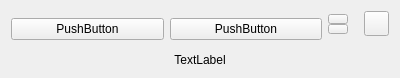
First picture: the form in gui/ui/Effect.ui, repository wulf97/CVVEditor, before the edit.
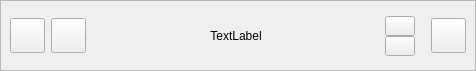
Second picture: the form after the edit. Icons and pictures are not drawn.

Commit message: Add Effect class

```diff
--- a/gui/ui/Effect.ui
+++ b/gui/ui/Effect.ui
@@ -6,49 +6,174 @@
    <rect>
     <x>0</x>
     <y>0</y>
-    <width>400</width>
-    <height>78</height>
+    <width>476</width>
+    <height>71</height>
    </rect>
   </property>
+  <property name="sizePolicy">
+   <sizepolicy hsizetype="Preferred" vsizetype="Fixed">
+    <horstretch>0</horstretch>
+    <verstretch>0</verstretch>
+   </sizepolicy>
+  </property>
+  <property name="minimumSize">
+   <size>
+    <width>0</width>
+    <height>70</height>
+   </size>
+  </property>
+  <property name="maximumSize">
+   <size>
+    <width>16777215</width>
+    <height>71</height>
+   </size>
+  </property>
+  <property name="baseSize">
+   <size>
+    <width>0</width>
+    <height>10</height>
+   </size>
+  </property>
   <property name="windowTitle">
    <string>Form</string>
   </property>
+  <property name="styleSheet">
+   <string notr="true">QFrame#Effect {border 1px solid red; border-radius 2px}</string>
+  </property>
   <layout class="QVBoxLayout" name="verticalLayout">
+   <property name="spacing">
+    <number>1</number>
+   </property>
+   <property name="leftMargin">
+    <number>0</number>
+   </property>
+   <property name="topMargin">
+    <number>0</number>
+   </property>
+   <property name="rightMargin">
+    <number>0</number>
+   </property>
+   <property name="bottomMargin">
+    <number>0</number>
+   </property>
    <item>
-    <layout class="QVBoxLayout" name="verticalLayout_9">
+    <widget class="QScrollArea" name="scrollArea">
+     <property name="widgetResizable">
+      <bool>true</bool>
+     </property>
+     <widget class="QWidget" name="scrollAreaWidgetContents_4">
+      <property name="geometry">
+       <rect>
+        <x>0</x>
+        <y>0</y>
+        <width>474</width>
+        <height>69</height>
+       </rect>
+      </property>
+      <layout class="QVBoxLayout" name="verticalLayout_4">
      <item>
-      <layout class="QHBoxLayout" name="horizontalLayout_2">
+        <layout class="QVBoxLayout" name="verticalLayout_22">
        <item>
-        <layout class="QVBoxLayout" name="verticalLayout_6">
+          <layout class="QHBoxLayout" name="horizontalLayout_6">
+           <item>
+            <layout class="QVBoxLayout" name="verticalLayout_23">
          <property name="spacing">
           <number>0</number>
          </property>
          <item>
-          <widget class="QPushButton" name="pushButton">
+              <widget class="QPushButton" name="viewBtn">
+               <property name="maximumSize">
+                <size>
+                 <width>35</width>
+                 <height>35</height>
+                </size>
+               </property>
            <property name="text">
-            <string>PushButton</string>
+                <string/>
+               </property>
+               <property name="icon">
+                <iconset resource="../../res.qrc">
+                 <normaloff>:/res/img/eye.png</normaloff>:/res/img/eye.png</iconset>
+               </property>
+               <property name="iconSize">
+                <size>
+                 <width>25</width>
+                 <height>25</height>
+                </size>
            </property>
           </widget>
          </item>
         </layout>
        </item>
        <item>
-        <widget class="QPushButton" name="pushButton_2">
+            <widget class="QPushButton" name="settingsBtn">
+             <property name="maximumSize">
+              <size>
+               <width>35</width>
+               <height>35</height>
+              </size>
+             </property>
          <property name="text">
-          <string>PushButton</string>
-         </property>
+              <string/>
+             </property>
+             <property name="icon">
+              <iconset resource="../../res.qrc">
+               <normaloff>:/res/img/settings.png</normaloff>:/res/img/settings.png</iconset>
+             </property>
+             <property name="iconSize">
+              <size>
+               <width>25</width>
+               <height>25</height>
+              </size>
+             </property>
         </widget>
        </item>
        <item>
-        <layout class="QHBoxLayout" name="horizontalLayout_8">
+            <spacer name="horizontalSpacer_2">
+             <property name="orientation">
+              <enum>Qt::Horizontal</enum>
+             </property>
+             <property name="sizeHint" stdset="0">
+              <size>
+               <width>40</width>
+               <height>20</height>
+              </size>
+             </property>
+            </spacer>
+           </item>
+           <item>
+            <widget class="QLabel" name="label_5">
+             <property name="text">
+              <string>TextLabel</string>
+             </property>
+             <property name="alignment">
+              <set>Qt::AlignCenter</set>
+             </property>
+            </widget>
+           </item>
+           <item>
+            <spacer name="horizontalSpacer">
+             <property name="orientation">
+              <enum>Qt::Horizontal</enum>
+             </property>
+             <property name="sizeHint" stdset="0">
+              <size>
+               <width>40</width>
+               <height>20</height>
+              </size>
+             </property>
+            </spacer>
+           </item>
+           <item>
+            <layout class="QHBoxLayout" name="horizontalLayout_12">
          <property name="rightMargin">
           <number>10</number>
          </property>
          <property name="bottomMargin">
-          <number>10</number>
+              <number>0</number>
          </property>
          <item>
-          <layout class="QVBoxLayout" name="verticalLayout_7">
+              <layout class="QVBoxLayout" name="verticalLayout_24">
            <property name="spacing">
             <number>0</number>
            </property>
@@ -75,8 +200,8 @@
              </property>
              <property name="maximumSize">
               <size>
-               <width>20</width>
-               <height>10</height>
+                   <width>30</width>
+                   <height>20</height>
               </size>
              </property>
              <property name="cursor">
@@ -101,8 +226,8 @@
             <widget class="QPushButton" name="downBtn_2">
              <property name="maximumSize">
               <size>
-               <width>20</width>
-               <height>10</height>
+                   <width>30</width>
+                   <height>20</height>
               </size>
              </property>
              <property name="cursor">
@@ -141,9 +266,9 @@
         </layout>
        </item>
        <item>
-        <layout class="QVBoxLayout" name="verticalLayout_8">
+            <layout class="QVBoxLayout" name="verticalLayout_25">
          <property name="bottomMargin">
-          <number>10</number>
+              <number>0</number>
          </property>
          <item>
           <widget class="QPushButton" name="deleteBtn_2">
@@ -155,8 +280,8 @@
            </property>
            <property name="maximumSize">
             <size>
-             <width>25</width>
-             <height>25</height>
+                 <width>35</width>
+                 <height>35</height>
             </size>
            </property>
            <property name="cursor">
@@ -171,8 +296,8 @@
            </property>
            <property name="iconSize">
             <size>
-             <width>15</width>
-             <height>15</height>
+                 <width>25</width>
+                 <height>25</height>
             </size>
            </property>
           </widget>
@@ -181,17 +306,11 @@
        </item>
       </layout>
      </item>
-     <item>
-      <widget class="QLabel" name="label">
-       <property name="text">
-        <string>TextLabel</string>
-       </property>
-       <property name="alignment">
-        <set>Qt::AlignCenter</set>
-       </property>
-      </widget>
-     </item>
-    </layout>
+        </layout>
+       </item>
+      </layout>
+     </widget>
+    </widget>
    </item>
   </layout>
  </widget>
```
Left out of the diff: 10 changed lines with no effect on the pictures. Lines whose indentation alone changed are shown as unchanged. The commit also changes 9 other files.
